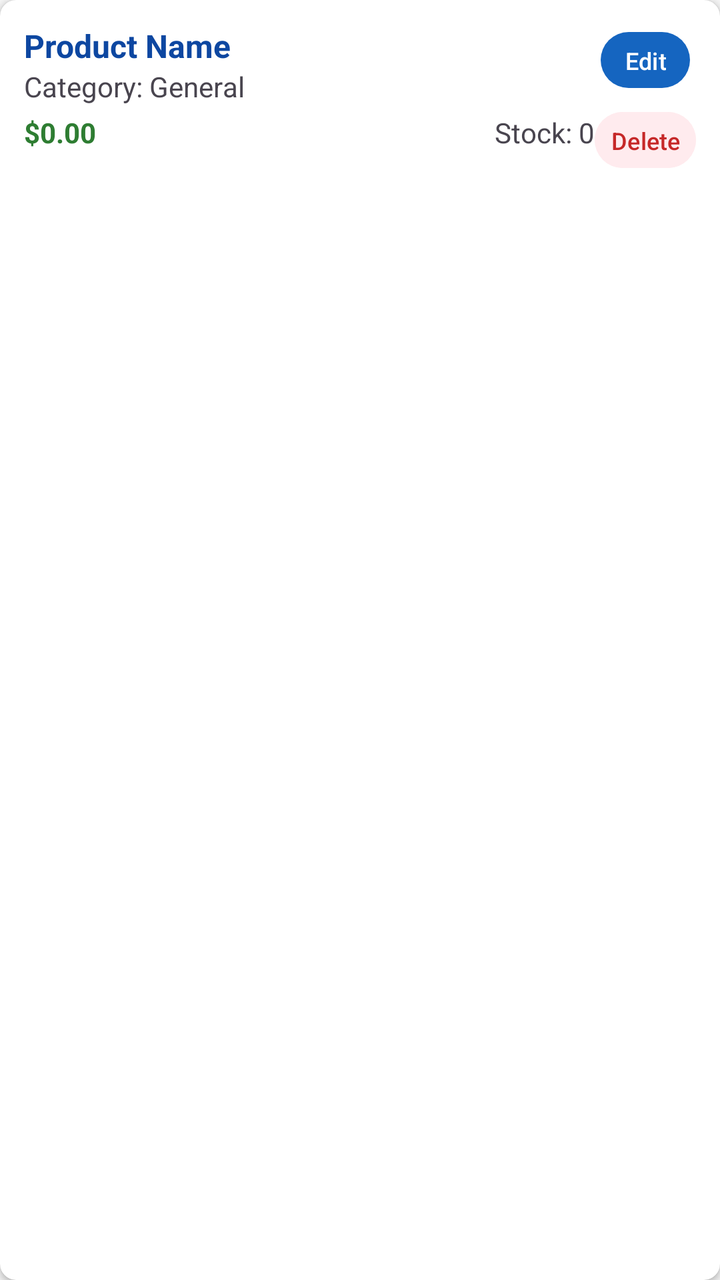
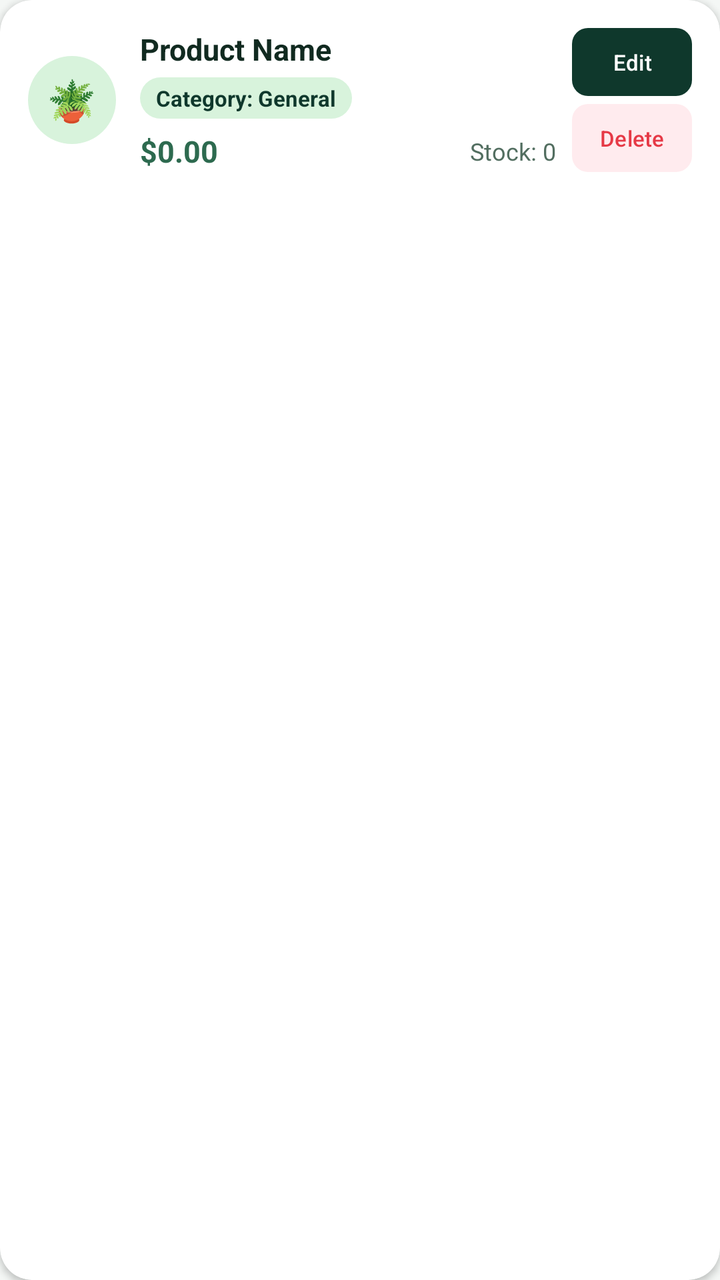

The first picture is an Android layout as it rendered before a commit; the second is the same layout after the commit. The layout source and the unified diff follow.
<!-- AndroidManifest.xml: application theme Theme.SmartShopManager -->
<!-- res/layout/item_product.xml -->
<?xml version="1.0" encoding="utf-8"?>
<androidx.cardview.widget.CardView xmlns:android="http://schemas.android.com/apk/res/android"
    xmlns:app="http://schemas.android.com/apk/res-auto"
    android:layout_width="match_parent"
    android:layout_height="wrap_content"
    android:layout_marginHorizontal="8dp"
    android:layout_marginVertical="4dp"
    app:cardCornerRadius="8dp"
    app:cardElevation="2dp">

    <LinearLayout
        android:layout_width="match_parent"
        android:layout_height="wrap_content"
        android:orientation="horizontal"
        android:padding="12dp">

        <LinearLayout
            android:layout_width="0dp"
            android:layout_height="wrap_content"
            android:layout_weight="1"
            android:orientation="vertical">

            <TextView
                android:id="@+id/tvProductName"
                android:layout_width="match_parent"
                android:layout_height="wrap_content"
                android:text="Product Name"
                android:textColor="@color/primary_dark"
                android:textSize="16sp"
                android:textStyle="bold" />

            <TextView
                android:id="@+id/tvProductCategory"
                android:layout_width="match_parent"
                android:layout_height="wrap_content"
                android:text="Category: General"
                android:textSize="14sp" />

            <LinearLayout
                android:layout_width="match_parent"
                android:layout_height="wrap_content"
                android:orientation="horizontal"
                android:layout_marginTop="4dp">

                <TextView
                    android:id="@+id/tvProductPrice"
                    android:layout_width="0dp"
                    android:layout_height="wrap_content"
                    android:layout_weight="1"
                    android:text="$0.00"
                    android:textColor="@color/success"
                    android:textStyle="bold" />

                <TextView
                    android:id="@+id/tvProductStock"
                    android:layout_width="wrap_content"
                    android:layout_height="wrap_content"
                    android:text="Stock: 0"
                    android:textSize="14sp" />
            </LinearLayout>

        </LinearLayout>

        <LinearLayout
            android:layout_width="wrap_content"
            android:layout_height="wrap_content"
            android:orientation="vertical"
            android:gravity="center">

            <Button
                android:id="@+id/btnEditProduct"
                android:layout_width="wrap_content"
                android:layout_height="36dp"
                android:text="Edit"
                android:textSize="12sp"
                android:minHeight="0dp"
                android:minWidth="0dp"
                android:paddingHorizontal="12dp" />

            <Button
                android:id="@+id/btnDeleteProduct"
                android:layout_width="wrap_content"
                android:layout_height="36dp"
                android:text="Delete"
                android:textSize="12sp"
                android:textColor="@color/error"
                android:backgroundTint="#FFEBEE"
                android:minHeight="0dp"
                android:minWidth="0dp"
                android:paddingHorizontal="8dp"
                android:layout_marginTop="4dp" />
        </LinearLayout>

    </LinearLayout>

</androidx.cardview.widget.CardView>
<!-- resources referenced by this layout -->
<resources>
  <color name="error">#C62828</color>
  <color name="primary_dark">#0D47A1</color>
  <color name="success">#2E7D32</color>
  <style name="Theme.SmartShopManager" parent="Theme.Material3.DayNight.NoActionBar">
          <item name="colorPrimary">@color/primary</item>
          <item name="colorPrimaryDark">@color/primary_dark</item>
          <item name="colorSecondary">@color/accent</item>
          <item name="android:windowBackground">@color/background</item>
      </style>
  <color name="primary">#1565C0</color>
  <color name="accent">#FF6F00</color>
  <color name="background">#F5F5F5</color>
</resources>

<!-- the commit's change to res/layout/item_product.xml (unified diff, before → after) -->
@@ -3,17 +3,35 @@
     xmlns:app="http://schemas.android.com/apk/res-auto"
     android:layout_width="match_parent"
     android:layout_height="wrap_content"
-    android:layout_marginHorizontal="8dp"
-    android:layout_marginVertical="4dp"
-    app:cardCornerRadius="8dp"
+    android:layout_marginHorizontal="2dp"
+    android:layout_marginVertical="6dp"
+    app:cardBackgroundColor="@color/card_background"
+    app:cardCornerRadius="16dp"
     app:cardElevation="2dp">
 
     <LinearLayout
         android:layout_width="match_parent"
         android:layout_height="wrap_content"
+        android:gravity="center_vertical"
         android:orientation="horizontal"
-        android:padding="12dp">
+        android:padding="14dp">
 
+        
+        <FrameLayout
+            android:layout_width="44dp"
+            android:layout_height="44dp"
+            android:layout_marginEnd="12dp"
+            android:background="@drawable/avatar_badge_bg">
+
+            <TextView
+                android:layout_width="wrap_content"
+                android:layout_height="wrap_content"
+                android:layout_gravity="center"
+                android:text="🪴"
+                android:textSize="20sp" />
+        </FrameLayout>
+
+        
         <LinearLayout
             android:layout_width="0dp"
             android:layout_height="wrap_content"
@@ -25,22 +43,29 @@
                 android:layout_width="match_parent"
                 android:layout_height="wrap_content"
                 android:text="Product Name"
-                android:textColor="@color/primary_dark"
-                android:textSize="16sp"
+                android:textColor="@color/text_primary"
+                android:textSize="15sp"
                 android:textStyle="bold" />
 
             <TextView
                 android:id="@+id/tvProductCategory"
-                android:layout_width="match_parent"
+                android:layout_width="wrap_content"
                 android:layout_height="wrap_content"
+                android:layout_marginTop="4dp"
+                android:background="@drawable/chip_bg"
+                android:paddingHorizontal="8dp"
+                android:paddingVertical="3dp"
                 android:text="Category: General"
-                android:textSize="14sp" />
+                android:textColor="@color/primary"
+                android:textSize="11sp"
+                android:textStyle="bold" />
 
             <LinearLayout
                 android:layout_width="match_parent"
                 android:layout_height="wrap_content"
+                android:gravity="center_vertical"
                 android:orientation="horizontal"
-                android:layout_marginTop="4dp">
+                android:layout_marginTop="6dp">
 
                 <TextView
                     android:id="@+id/tvProductPrice"
@@ -49,6 +74,7 @@
                     android:layout_weight="1"
                     android:text="$0.00"
                     android:textColor="@color/success"
+                    android:textSize="15sp"
                     android:textStyle="bold" />
 
                 <TextView
@@ -56,39 +82,49 @@
                     android:layout_width="wrap_content"
                     android:layout_height="wrap_content"
                     android:text="Stock: 0"
-                    android:textSize="14sp" />
+                    android:textColor="@color/text_secondary"
+                    android:textSize="12sp" />
             </LinearLayout>
 
         </LinearLayout>
 
+        
         <LinearLayout
             android:layout_width="wrap_content"
             android:layout_height="wrap_content"
-            android:orientation="vertical"
-            android:gravity="center">
+            android:layout_marginStart="8dp"
+            android:gravity="center"
+            android:orientation="vertical">
 
-            <Button
+            <com.google.android.material.button.MaterialButton
                 android:id="@+id/btnEditProduct"
                 android:layout_width="wrap_content"
-                android:layout_height="36dp"
+                android:layout_height="34dp"
+                android:insetTop="0dp"
+                android:insetBottom="0dp"
+                android:minWidth="60dp"
+                android:minHeight="0dp"
+                android:paddingHorizontal="10dp"
                 android:text="Edit"
-                android:textSize="12sp"
-                android:minHeight="0dp"
-                android:minWidth="0dp"
-                android:paddingHorizontal="12dp" />
+                android:textSize="11sp"
+                app:backgroundTint="@color/primary"
+                app:cornerRadius="8dp" />
 
-            <Button
+            <com.google.android.material.button.MaterialButton
                 android:id="@+id/btnDeleteProduct"
                 android:layout_width="wrap_content"
-                android:layout_height="36dp"
+                android:layout_height="34dp"
+                android:layout_marginTop="4dp"
+                android:insetTop="0dp"
+                android:insetBottom="0dp"
+                android:minWidth="60dp"
+                android:minHeight="0dp"
+                android:paddingHorizontal="8dp"
                 android:text="Delete"
-                android:textSize="12sp"
                 android:textColor="@color/error"
-                android:backgroundTint="#FFEBEE"
-                android:minHeight="0dp"
-                android:minWidth="0dp"
-                android:paddingHorizontal="8dp"
-                android:layout_marginTop="4dp" />
+                android:textSize="11sp"
+                app:backgroundTint="@color/error_tint"
+                app:cornerRadius="8dp" />
         </LinearLayout>
 
     </LinearLayout>
<!-- resource entries referenced after the edit -->
@@ -1,16 +1,53 @@
 <!-- resources referenced by this layout -->
 <resources>
-  <color name="error">#C62828</color>
-  <color name="primary_dark">#0D47A1</color>
-  <color name="success">#2E7D32</color>
+  <color name="card_background">#FFFFFF</color>
+  <color name="error">#E63946</color>
+  <color name="error_tint">#FFEBEE</color>
+  <color name="primary_dark">#08271E</color>
+  <color name="success">#2D6A4F</color>
+  <color name="text_primary">#112A20</color>
+  <color name="text_secondary">#526E60</color>
+  <!-- drawable avatar_badge_bg (drawable) -->
+  <?xml version="1.0" encoding="utf-8"?>
+  <shape xmlns:android="http://schemas.android.com/apk/res/android"
+      android:shape="oval">
+      <solid android:color="@color/mint_badge" />
+  </shape>
+  <!-- drawable chip_bg (drawable) -->
+  <?xml version="1.0" encoding="utf-8"?>
+  <shape xmlns:android="http://schemas.android.com/apk/res/android"
+      android:shape="rectangle">
+      <solid android:color="@color/mint_badge" />
+      <corners android:radius="16dp" />
+  </shape>
   <style name="Theme.SmartShopManager" parent="Theme.Material3.DayNight.NoActionBar">
           <item name="colorPrimary">@color/primary</item>
           <item name="colorPrimaryDark">@color/primary_dark</item>
           <item name="colorSecondary">@color/accent</item>
           <item name="android:windowBackground">@color/background</item>
+          <item name="colorSurface">@color/card_background</item>
+  
+          
+          <item name="alertDialogTheme">@style/RoundedAlertDialogTheme</item>
+          <item name="materialAlertDialogTheme">@style/RoundedAlertDialogTheme</item>
       </style>
-  <color name="primary">#1565C0</color>
-  <color name="accent">#FF6F00</color>
-  <color name="background">#F5F5F5</color>
+  <color name="mint_badge">#D8F3DC</color>
+  <color name="primary">#0F382C</color>
+  <color name="accent">#40916C</color>
+  <color name="background">#F4F7F5</color>
+  <style name="RoundedAlertDialogTheme" parent="ThemeOverlay.Material3.MaterialAlertDialog">
+          <item name="shapeAppearanceOverlay">@style/ShapeAppearance.App.MediumComponent</item>
+          <item name="android:background">@drawable/dialog_bg</item>
+      </style>
+  <style name="ShapeAppearance.App.MediumComponent" parent="ShapeAppearance.Material3.MediumComponent">
+          <item name="cornerSize">20dp</item>
+      </style>
+  <!-- drawable dialog_bg (drawable) -->
+  <?xml version="1.0" encoding="utf-8"?>
+  <shape xmlns:android="http://schemas.android.com/apk/res/android"
+      android:shape="rectangle">
+      <solid android:color="@color/card_background" />
+      <corners android:radius="20dp" />
+  </shape>
 </resources>
 
